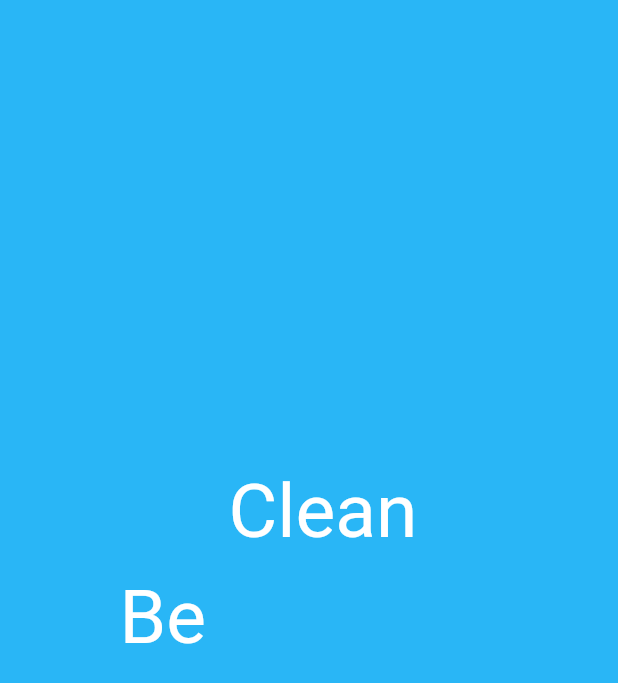
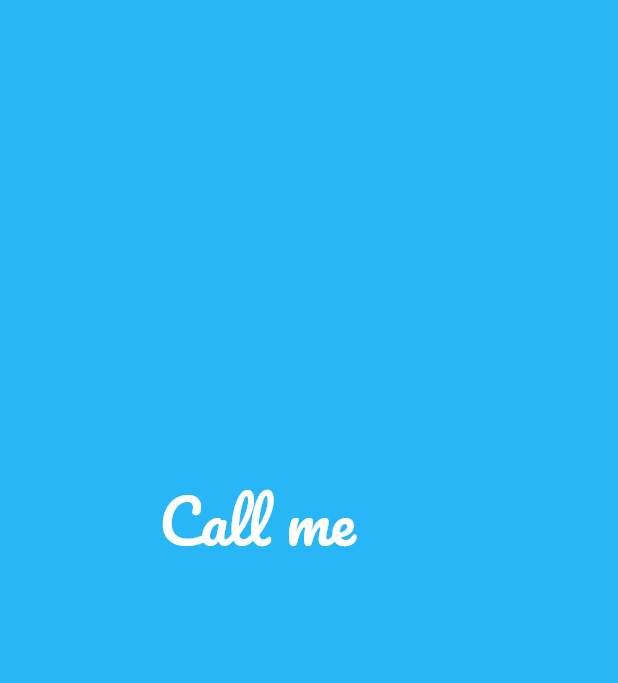
Before and after one commit to Ksanbal/MiseCho, a Flutter app: the first screen one second after launch, on a phone screen of 412 x 824 dp. Shown: the top 683 px of the screen. Run offline on Flutter 3.47's test engine with Material 2 defaults, Android fonts, the phone set to English and light mode, and no system bars; our stand-ins replace animated_text_kit, fl_chart, page_transition; missing offline and left inert: circle_chart, flutter_material_pickers, heatmap_calendar, scrolling_page_indicator; Roboto replaces fonts that are missing (Horizion).

Commit message:
Loading 페이지 수정 및 통신 주소 변경

```diff
--- a/APP/checkpm_v2/lib/main.dart
+++ b/APP/checkpm_v2/lib/main.dart
@@ -3,9 +3,6 @@ import 'package:page_transition/page_transition.dart';
 import 'package:animated_text_kit/animated_text_kit.dart';
 
 import 'login_page.dart';
-import 'index_page.dart';
-import 'notice_page.dart';
-import 'detail_page.dart';
 
 void main() => runApp(MyApp());
 
@@ -18,8 +15,6 @@ class MyApp extends StatelessWidget {
         primarySwatch: Colors.lightBlue,
       ),
       home: LoginPage(), // Login page로 연결
-      // home: DetailPage(),
-      // home: NotificationPage(),
     );
   }
 }
@@ -38,23 +33,14 @@ class LoginPage extends StatelessWidget {
     return Row(
       mainAxisSize: MainAxisSize.min,
       children: <Widget>[
-        SizedBox(width: 20.0, height: 100.0),
-        Text(
-          "Be",
-          style: TextStyle(
-            fontSize: 50.0,
-            color: Colors.white,
-          ),
-        ),
-        SizedBox(width: 15.0, height: 100.0),
         SizedBox(
           width: 200.0,
           height: 200.0,
           child: RotateAnimatedTextKit(
-            text: ["Clean", "Smart", "Easy"],
+            text: ["Call me", "MiseCho"],
             textStyle: TextStyle(
-              fontSize: 50.0,
-              fontFamily: "Horizion",
+              fontSize: 40.0,
+              fontFamily: "Pacifico",
               color: Colors.white,
             ),
             textAlign: TextAlign.start,
@@ -89,9 +75,8 @@ class Device {
   Device(this.token, this.device_id);
 }
 
-// final String apiUrl = 'http://www.checkpm.tk';
 final String apiUrl =
-    'http://ec2-52-78-162-155.ap-northeast-2.compute.amazonaws.com';
+    'http://ec2-18-237-137-101.us-west-2.compute.amazonaws.com/';
 var nowDate = DateTime.now();
 
 // 미세먼지 단계별 컬러
```
